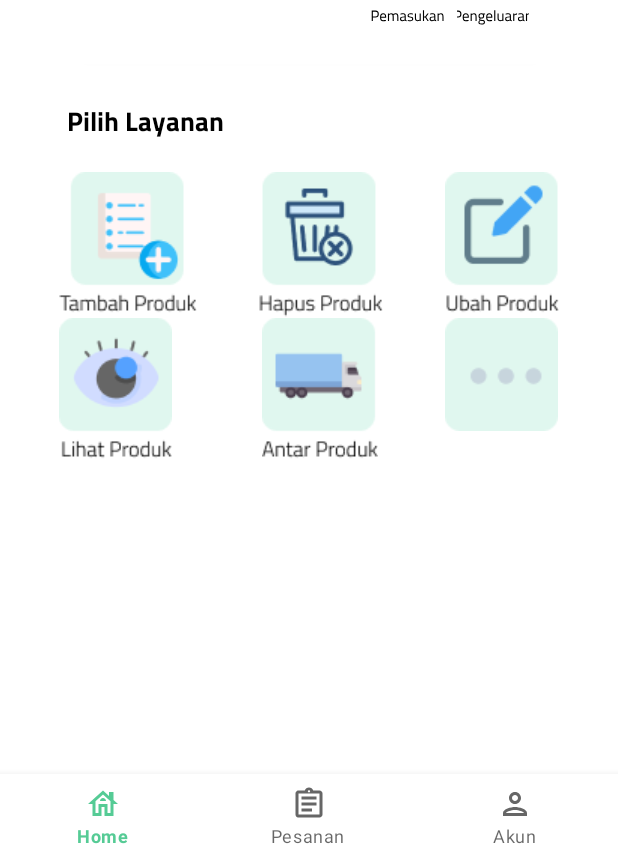
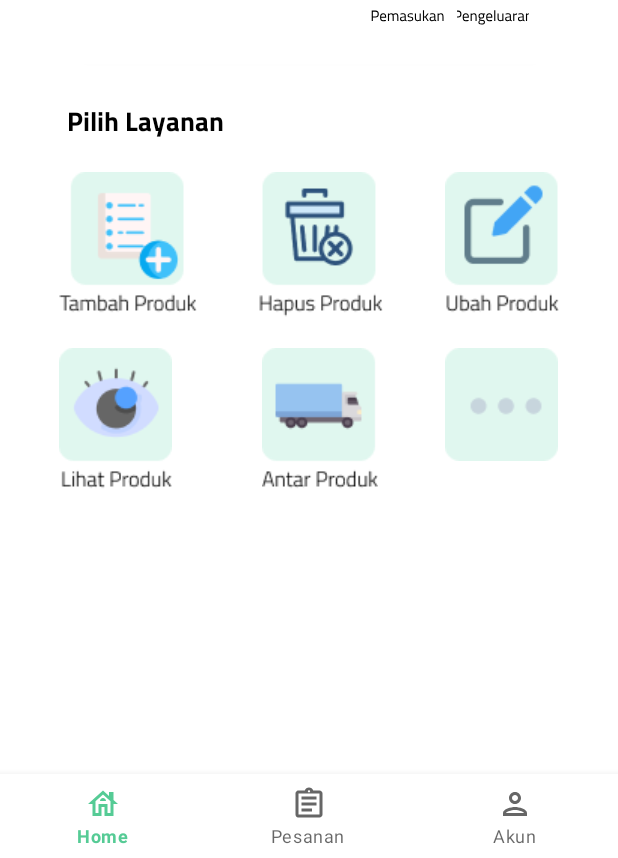
Before and after one commit to galihtrisna/Catetin, an Android app: the screen it shows after launch (HomeActivity), on a phone screen of 412 x 824 dp, the part 378-1236 px from its top. Run offline under Robolectric (Android 15) with nearby library versions, the phone set to English and light mode, and no system bars.

Commit message:
layout fix

```diff
--- a/app/src/main/res/layout/activity_home.xml
+++ b/app/src/main/res/layout/activity_home.xml
@@ -158,6 +158,7 @@
             android:id="@+id/tambah_produk"
             android:layout_width="wrap_content"
             android:layout_height="wrap_content"
+            android:layout_marginBottom="20dp"
             android:background="@color/transparant"
             android:src="@drawable/tambah"/>
 
@@ -165,6 +166,7 @@
             android:id="@+id/hapus_produk"
             android:layout_width="wrap_content"
             android:layout_height="wrap_content"
+            android:layout_marginBottom="20dp"
             android:layout_gravity="center_horizontal"
             android:background="@color/transparant"
             android:src="@drawable/hapus"/>
@@ -173,6 +175,7 @@
             android:id="@+id/ubah_produk"
             android:layout_width="wrap_content"
             android:layout_height="wrap_content"
+            android:layout_marginBottom="20dp"
             android:background="@color/transparant"
             android:src="@drawable/ubah"/>
 
```
